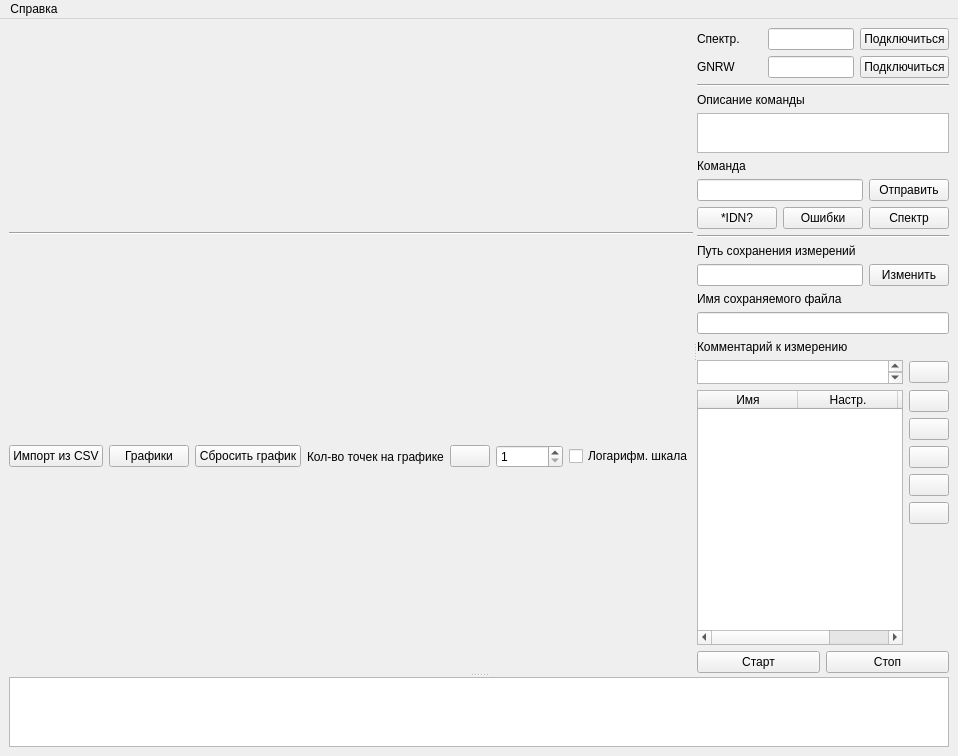
The window that ui/mainwindow.ui (irsural/spectrum_reader) describes before a commit, drawn with Qt 5.
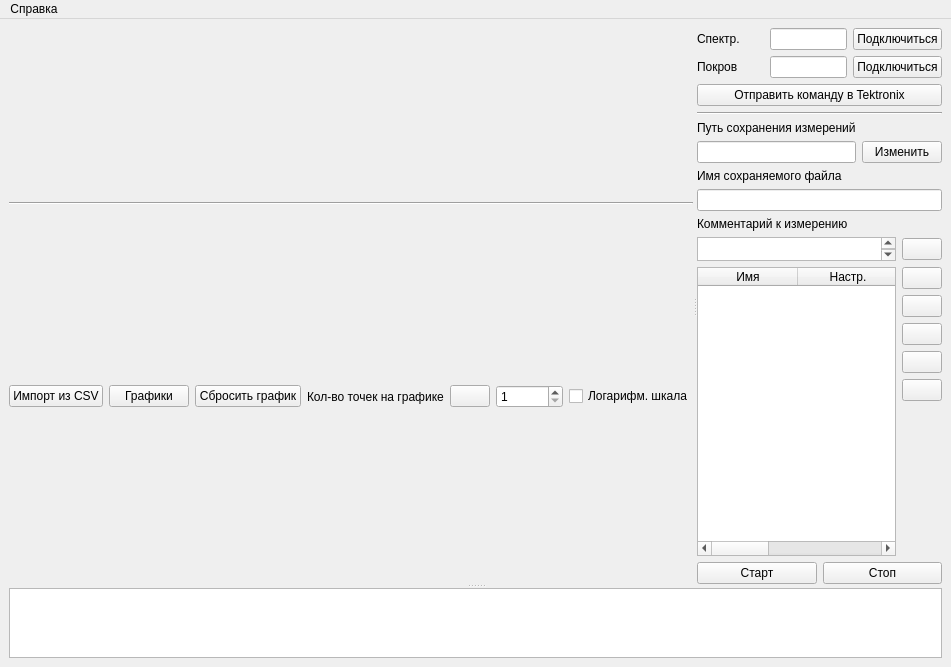
The same window after the commit. Icons and pictures are not drawn.

Commit message: Перенес элементы управления tektronix в отдельное окно

```diff
--- a/ui/mainwindow.ui
+++ b/ui/mainwindow.ui
@@ -6,8 +6,8 @@
    <rect>
     <x>0</x>
     <y>0</y>
-    <width>926</width>
-    <height>756</height>
+    <width>896</width>
+    <height>667</height>
    </rect>
   </property>
   <property name="windowTitle">
@@ -183,146 +183,14 @@
          <property name="spacing">
           <number>6</number>
          </property>
-         <item row="7" column="0">
-          <widget class="QLineEdit" name="cmd_edit"/>
+         <item row="5" column="0">
+          <widget class="QLabel" name="label_6">
+           <property name="text">
+            <string>Путь сохранения измерений</string>
+           </property>
+          </widget>
          </item>
          <item row="13" column="0" colspan="2">
-          <widget class="QLineEdit" name="save_file_name_edit"/>
-         </item>
-         <item row="5" column="0" colspan="2">
-          <widget class="QPlainTextEdit" name="cmd_description_text_edit">
-           <property name="sizePolicy">
-            <sizepolicy hsizetype="Expanding" vsizetype="Expanding">
-             <horstretch>0</horstretch>
-             <verstretch>1</verstretch>
-            </sizepolicy>
-           </property>
-           <property name="maximumSize">
-            <size>
-             <width>16777215</width>
-             <height>40</height>
-            </size>
-           </property>
-          </widget>
-         </item>
-         <item row="15" column="0" colspan="2">
-          <layout class="QHBoxLayout" name="horizontalLayout_6">
-           <item>
-            <widget class="QPlainTextEdit" name="comment_text_edit">
-             <property name="maximumSize">
-              <size>
-               <width>16777215</width>
-               <height>24</height>
-              </size>
-             </property>
-            </widget>
-           </item>
-           <item>
-            <widget class="QPushButton" name="edit_comment_button">
-             <property name="minimumSize">
-              <size>
-               <width>0</width>
-               <height>0</height>
-              </size>
-             </property>
-             <property name="text">
-              <string/>
-             </property>
-             <property name="icon">
-              <iconset resource="../../irspy/qt/resources/icons.qrc">
-               <normaloff>:/icons/icons/edit.png</normaloff>:/icons/icons/edit.png</iconset>
-             </property>
-            </widget>
-           </item>
-          </layout>
-         </item>
-         <item row="8" column="0" colspan="2">
-          <layout class="QHBoxLayout" name="horizontalLayout_2">
-           <item>
-            <widget class="QPushButton" name="idn_button">
-             <property name="text">
-              <string>*IDN?</string>
-             </property>
-            </widget>
-           </item>
-           <item>
-            <widget class="QPushButton" name="error_buttons">
-             <property name="text">
-              <string>Ошибки</string>
-             </property>
-            </widget>
-           </item>
-           <item>
-            <widget class="QPushButton" name="read_specter_button">
-             <property name="text">
-              <string>Спектр</string>
-             </property>
-            </widget>
-           </item>
-          </layout>
-         </item>
-         <item row="11" column="0">
-          <widget class="QLineEdit" name="measure_path_edit">
-           <property name="readOnly">
-            <bool>true</bool>
-           </property>
-          </widget>
-         </item>
-         <item row="11" column="1">
-          <widget class="QPushButton" name="change_path_button">
-           <property name="text">
-            <string>Изменить</string>
-           </property>
-          </widget>
-         </item>
-         <item row="4" column="0">
-          <widget class="QLabel" name="label_4">
-           <property name="text">
-            <string>Описание команды</string>
-           </property>
-          </widget>
-         </item>
-         <item row="3" column="0" colspan="2">
-          <widget class="Line" name="line_2">
-           <property name="orientation">
-            <enum>Qt::Horizontal</enum>
-           </property>
-          </widget>
-         </item>
-         <item row="19" column="0" colspan="2">
-          <layout class="QHBoxLayout" name="horizontalLayout_4">
-           <item>
-            <widget class="QPushButton" name="start_measure_button">
-             <property name="text">
-              <string>Старт</string>
-             </property>
-             <property name="icon">
-              <iconset resource="../../irspy/qt/resources/icons.qrc">
-               <normaloff>:/icons/icons/play.png</normaloff>:/icons/icons/play.png</iconset>
-             </property>
-            </widget>
-           </item>
-           <item>
-            <widget class="QPushButton" name="stop_measure_button">
-             <property name="text">
-              <string>Стоп</string>
-             </property>
-             <property name="icon">
-              <iconset resource="../../irspy/qt/resources/icons.qrc">
-               <normaloff>:/icons/icons/stop.png</normaloff>:/icons/icons/stop.png</iconset>
-             </property>
-            </widget>
-           </item>
-          </layout>
-         </item>
-         <item row="7" column="1">
-          <widget class="QPushButton" name="send_cmd_button">
-           <property name="text">
-            <string>Отправить</string>
-           </property>
-          </widget>
-         </item>
-         <item row="18" column="0" colspan="2">
           <layout class="QHBoxLayout" name="horizontalLayout_5">
            <item>
             <widget class="QTableWidget" name="measures_table">
@@ -435,27 +303,6 @@
            </item>
           </layout>
          </item>
-         <item row="14" column="0">
-          <widget class="QLabel" name="label_8">
-           <property name="text">
-            <string>Комментарий к измерению</string>
-           </property>
-          </widget>
-         </item>
-         <item row="9" column="0" colspan="2">
-          <widget class="Line" name="line_3">
-           <property name="orientation">
-            <enum>Qt::Horizontal</enum>
-           </property>
-          </widget>
-         </item>
-         <item row="10" column="0">
-          <widget class="QLabel" name="label_6">
-           <property name="text">
-            <string>Путь сохранения измерений</string>
-           </property>
-          </widget>
-         </item>
          <item row="2" column="0" colspan="2">
           <layout class="QGridLayout" name="gridLayout_4">
            <item row="0" column="4">
@@ -491,7 +338,7 @@
              <item>
               <widget class="QLabel" name="label_3">
                <property name="text">
-                <string>GNRW</string>
+                <string>Покров</string>
                </property>
               </widget>
              </item>
@@ -519,17 +366,105 @@
            </item>
           </layout>
          </item>
-         <item row="12" column="0">
+         <item row="4" column="0" colspan="2">
+          <widget class="Line" name="line_3">
+           <property name="orientation">
+            <enum>Qt::Horizontal</enum>
+           </property>
+          </widget>
+         </item>
+         <item row="6" column="1">
+          <widget class="QPushButton" name="change_path_button">
+           <property name="text">
+            <string>Изменить</string>
+           </property>
+          </widget>
+         </item>
+         <item row="9" column="0">
+          <widget class="QLabel" name="label_8">
+           <property name="text">
+            <string>Комментарий к измерению</string>
+           </property>
+          </widget>
+         </item>
+         <item row="7" column="0">
           <widget class="QLabel" name="label_7">
            <property name="text">
             <string>Имя сохраняемого файла</string>
            </property>
           </widget>
          </item>
+         <item row="8" column="0" colspan="2">
+          <widget class="QLineEdit" name="save_file_name_edit"/>
+         </item>
+         <item row="14" column="0" colspan="2">
+          <layout class="QHBoxLayout" name="horizontalLayout_4">
+           <item>
+            <widget class="QPushButton" name="start_measure_button">
+             <property name="text">
+              <string>Старт</string>
+             </property>
+             <property name="icon">
+              <iconset resource="../../irspy/qt/resources/icons.qrc">
+               <normaloff>:/icons/icons/play.png</normaloff>:/icons/icons/play.png</iconset>
+             </property>
+            </widget>
+           </item>
+           <item>
+            <widget class="QPushButton" name="stop_measure_button">
+             <property name="text">
+              <string>Стоп</string>
+             </property>
+             <property name="icon">
+              <iconset resource="../../irspy/qt/resources/icons.qrc">
+               <normaloff>:/icons/icons/stop.png</normaloff>:/icons/icons/stop.png</iconset>
+             </property>
+            </widget>
+           </item>
+          </layout>
+         </item>
          <item row="6" column="0">
-          <widget class="QLabel" name="label_5">
+          <widget class="QLineEdit" name="measure_path_edit">
+           <property name="readOnly">
+            <bool>true</bool>
+           </property>
+          </widget>
+         </item>
+         <item row="10" column="0" colspan="2">
+          <layout class="QHBoxLayout" name="horizontalLayout_6">
+           <item>
+            <widget class="QPlainTextEdit" name="comment_text_edit">
+             <property name="maximumSize">
+              <size>
+               <width>16777215</width>
+               <height>24</height>
+              </size>
+             </property>
+            </widget>
+           </item>
+           <item>
+            <widget class="QPushButton" name="edit_comment_button">
+             <property name="minimumSize">
+              <size>
+               <width>0</width>
+               <height>0</height>
+              </size>
+             </property>
+             <property name="text">
+              <string/>
+             </property>
+             <property name="icon">
+              <iconset resource="../../irspy/qt/resources/icons.qrc">
+               <normaloff>:/icons/icons/edit.png</normaloff>:/icons/icons/edit.png</iconset>
+             </property>
+            </widget>
+           </item>
+          </layout>
+         </item>
+         <item row="3" column="0" colspan="2">
+          <widget class="QPushButton" name="open_tektronix_send_cmd_dialog_button">
            <property name="text">
-            <string>Команда</string>
+            <string>Отправить команду в Tektronix</string>
            </property>
           </widget>
          </item>
@@ -579,7 +514,7 @@
     <rect>
      <x>0</x>
      <y>0</y>
-     <width>926</width>
+     <width>896</width>
      <height>21</height>
     </rect>
    </property>
```
The commit also changes 8 other files.
